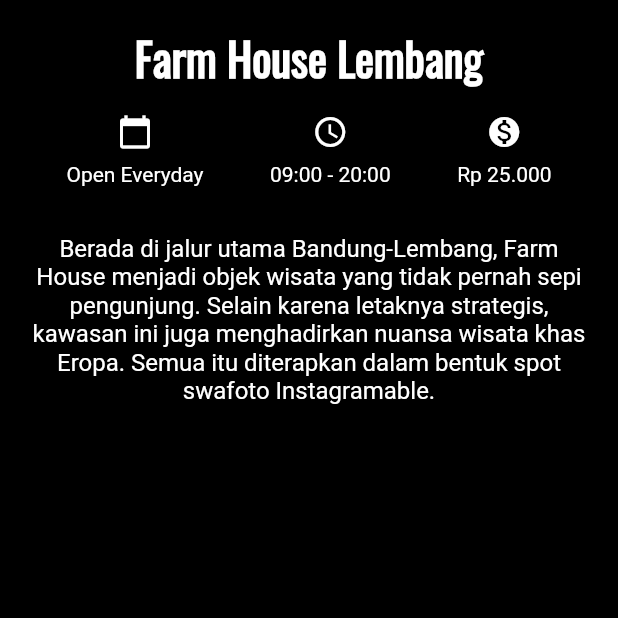
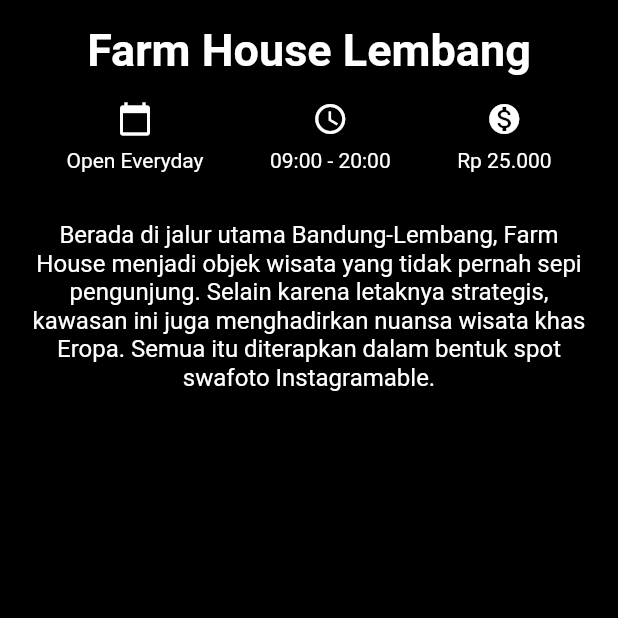
Before and after one commit to dicodingacademy/a159-flutter-pemula-labs, a Flutter app: the screen it shows after launch, on a phone screen of 412 x 824 dp, the top half of it. Run offline on Flutter 3.47's test engine with Material 2 defaults, Android fonts, the phone set to English and light mode, and no system bars.

Commit message:
fix used font

```diff
--- a/lib/main.dart
+++ b/lib/main.dart
@@ -29,7 +29,6 @@
               style: TextStyle(
                 fontSize: 30.0,
                 fontWeight: FontWeight.bold,
-                fontFamily: 'Oswald',
               ),
             ),
           ),
```
